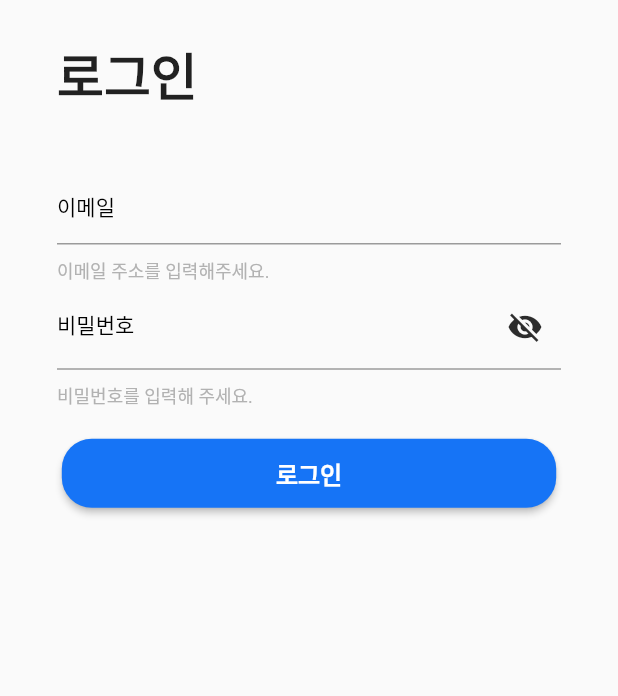
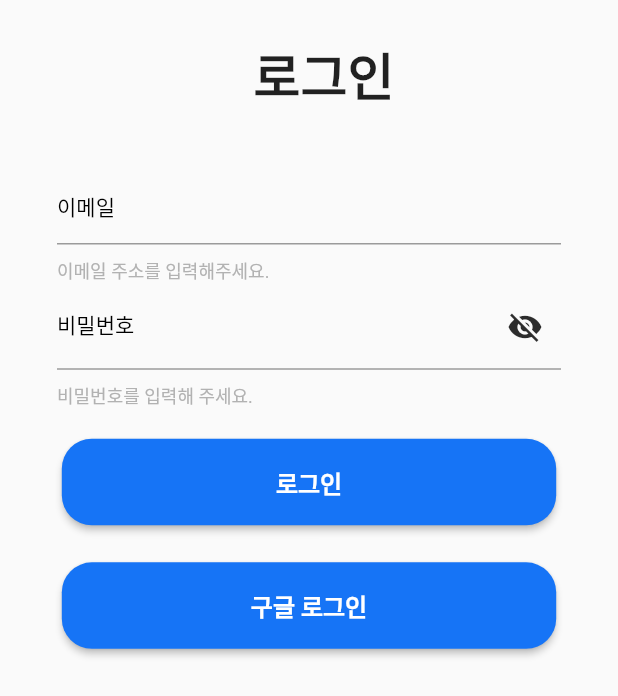
Before and after one commit to kyb97914/SmartMedicineBox, a Flutter app: the SignInPage screen opened directly, after a tap on "로그인", on a phone screen of 412 x 824 dp. Shown: the top 696 px of the screen. Run offline on Flutter 3.47's test engine with Material 2 defaults, Android fonts, the phone set to English and light mode, and no system bars; our stand-ins replace firebase_auth, firebase_core, firebase_messaging, flutter_dotenv, flutter_local_notifications, flutter_secure_storage and 2 more; accounts and stored records are empty; network calls fail; Roboto replaces fonts that are missing (Noto).

Commit message:
[fcm] dd

```diff
--- a/flutter_application_1/lib/main.dart
+++ b/flutter_application_1/lib/main.dart
@@ -1,5 +1,6 @@
+import 'package:Smart_Medicine_Box/src/utils/localNotification.dart';
 import 'package:flutter/material.dart';
-import './src/screens/Homepage.dart';
+import './src/screens/Loginpage.dart';
 
 import 'package:flutter_dotenv/flutter_dotenv.dart';
 import 'package:firebase_core/firebase_core.dart';
@@ -8,6 +9,7 @@ Future main() async {
   await DotEnv().load('.env');
   WidgetsFlutterBinding.ensureInitialized();
   await Firebase.initializeApp();
+  localNotification.initLocalNotificationPlugin();
   runApp(MyApp());
 }
 
@@ -20,7 +22,7 @@ class MyApp extends StatelessWidget {
       theme: ThemeData(
         primarySwatch: Colors.blue,
       ),
-      home: HomePage(),
+      home: LoginPage(),
     );
   }
 }
--- a/flutter_application_1/lib/src/models/User.dart
+++ b/flutter_application_1/lib/src/models/User.dart
@@ -1,11 +1,11 @@
-class User {
+class LocalUser {
   final String userId;
   final String token;
 
-  User({this.userId, this.token});
+  LocalUser({this.userId, this.token});
 
-  factory User.fromJson(Map<String, dynamic> parsedJson) {
-    return User(
+  factory LocalUser.fromJson(Map<String, dynamic> parsedJson) {
+    return LocalUser(
       userId: parsedJson['userId'],
       token: parsedJson['token'],
     );
--- a/flutter_application_1/lib/src/screens/Main/MainPage.dart
+++ b/flutter_application_1/lib/src/screens/Main/MainPage.dart
@@ -8,7 +8,7 @@ import '../../utils/user_secure_stoarge.dart';
 import '../../models/Medicine.dart';
 
 import '../Register/SearchMedicine.dart';
-import '../../../flutter_material_pickers.dart';
+import '../../utils/flutter_material_pickers.dart';
 
 class MainPage extends StatefulWidget {
   @override
--- a/flutter_application_1/lib/src/screens/Register/SignInPage.dart
+++ b/flutter_application_1/lib/src/screens/Register/SignInPage.dart
@@ -6,8 +6,13 @@ import 'package:flutter_dotenv/flutter_dotenv.dart';
 
 import '../../utils/user_secure_stoarge.dart';
 import 'HubList.dart';
-import 'RegsiterHub.dart';
 import '../../models/User.dart';
+
+import 'package:google_sign_in/google_sign_in.dart';
+import 'package:firebase_auth/firebase_auth.dart';
+
+final FirebaseAuth _auth = FirebaseAuth.instance;
+final GoogleSignIn googleSignIn = GoogleSignIn();
 
 class SignInPage extends StatefulWidget {
   @override
@@ -23,57 +28,10 @@ class _SignInPageState extends State<SignInPage> {
   final emailController = TextEditingController();
   final passwordController = TextEditingController();
 
-  User user;
+  LocalUser user;
   List<int> _hublist = new List<int>(); //허브이름을 만들어야 할 것 같은데 임시로 허브 id만 고르게 함
 
   //Login 함수
-  Future<String> login(String _email, String _password) async {
-    http.Response response = await http.post(
-      Uri.encodeFull(DotEnv().env['SERVER_URL'] + 'auth/login'),
-      headers: {"Content-Type": "application/json"},
-      body: jsonEncode(
-        {
-          'userId': _email,
-          'password': _password,
-        },
-      ),
-    );
-    if (response.statusCode == 200) {
-      Map<String, dynamic> data = jsonDecode(response.body);
-      user = User.fromJson(data);
-      UserSecureStorage.setUserToken(user.token);
-      UserSecureStorage.setUserId(user.userId);
-      return "로그인 성공";
-    } else if (response.statusCode == 400) {
-      return "올바르지 않은 아이디 및 패스워드";
-    } else {
-      return "존재하지 않는 아이디 이거나 비밀번호가 불일치 합니다.";
-    }
-  }
-
-  //Get Hub List 함수
-  Future<String> getHubList() async {
-    String usertoken = await UserSecureStorage.getUserToken();
-    http.Response response = await http.get(
-      Uri.encodeFull(DotEnv().env['SERVER_URL'] + 'hub'),
-      headers: {"authorization": usertoken},
-    );
-    List<dynamic> values = new List<dynamic>();
-    if (_hublist.length != 0) {
-      _hublist.clear();
-    }
-    if (response.statusCode == 200) {
-      values = json.decode(response.body);
-      for (int i = 0; i < values.length; i++) {
-        _hublist.add(values[i]['hubId']);
-      }
-      return "get완료";
-    } else if (response.statusCode == 404) {
-      return "Not Found";
-    } else {
-      return "Error";
-    }
-  }
 
   Widget build(BuildContext context) {
     final Size size = MediaQuery.of(context).size;
@@ -100,7 +58,7 @@ class _SignInPageState extends State<SignInPage> {
                     children: <Widget>[
                       Column(
                         mainAxisAlignment: MainAxisAlignment.start,
-                        crossAxisAlignment: CrossAxisAlignment.start,
+                        crossAxisAlignment: CrossAxisAlignment.center,
                         children: <Widget>[
                           Padding(
                             padding: const EdgeInsets.fromLTRB(20, 0, 0, 0),
@@ -189,12 +147,12 @@ class _SignInPageState extends State<SignInPage> {
                               ],
                             ),
                           ),
-                          Row(
+                          Column(
                             mainAxisAlignment: MainAxisAlignment.center,
                             children: <Widget>[
                               Container(
                                 width: size.width * 0.8,
-                                height: 46,
+                                height: size.height * 0.07,
                                 child: RaisedButton(
                                   color: Color(0xff1674f6),
                                   child: Text("로그인",
@@ -207,7 +165,8 @@ class _SignInPageState extends State<SignInPage> {
                                   onPressed: () async {
                                     String saveMessage = await login(
                                         emailController.text,
-                                        passwordController.text);
+                                        passwordController.text,
+                                        user);
                                     if (emailController.text.isEmpty ||
                                         passwordController.text.isEmpty) {
                                       showDialog(
@@ -229,16 +188,6 @@ class _SignInPageState extends State<SignInPage> {
                                           });
                                     } else {
                                       if (saveMessage == "로그인 성공") {
-                                        var result = await getHubList();
-                                        if (result == "Not Found") {
-                                          Navigator.push(
-                                              context,
-                                              MaterialPageRoute(
-                                                builder: (BuildContext
-                                                        context) =>
-                                                    RegisterHub(modify_hub: 0),
-                                              ));
-                                        } else if (result == "get완료") {
                                         Navigator.push(
                                           context,
                                           MaterialPageRoute(
@@ -246,12 +195,29 @@ class _SignInPageState extends State<SignInPage> {
                                                 HubList(hublist: _hublist),
                                           ),
                                         );
-                                        } else {}
                                       } else {
                                         print('Error');
                                       }
                                     }
                                   },
+                                  shape: RoundedRectangleBorder(
+                                      borderRadius: BorderRadius.circular(20)),
+                                ),
+                              ),
+                              SizedBox(height: size.height * 0.03),
+                              Container(
+                                width: size.width * 0.8,
+                                height: size.height * 0.07,
+                                child: RaisedButton(
+                                  color: Color(0xff1674f6),
+                                  child: Text("구글 로그인",
+                                      textScaleFactor: 1.0,
+                                      style: TextStyle(
+                                          color: Colors.white,
+                                          fontSize: 16,
+                                          fontFamily: 'Noto',
+                                          fontWeight: FontWeight.bold)),
+                                  onPressed: () async {},
                                   shape: RoundedRectangleBorder(
                                       borderRadius: BorderRadius.circular(20)),
                                 ),
@@ -271,3 +237,27 @@ class _SignInPageState extends State<SignInPage> {
     );
   }
 }
+
+Future<String> login(String _email, String _password, LocalUser user) async {
+  http.Response response = await http.post(
+    Uri.encodeFull(DotEnv().env['SERVER_URL'] + 'auth/login'),
+    headers: {"Content-Type": "application/json"},
+    body: jsonEncode(
+      {
+        'userId': _email,
+        'password': _password,
+      },
+    ),
+  );
+  if (response.statusCode == 200) {
+    Map<String, dynamic> data = jsonDecode(response.body);
+    user = LocalUser.fromJson(data);
+    UserSecureStorage.setUserToken(user.token);
+    UserSecureStorage.setUserId(user.userId);
+    return "로그인 성공";
+  } else if (response.statusCode == 400) {
+    return "올바르지 않은 아이디 및 패스워드";
+  } else {
+    return "존재하지 않는 아이디 이거나 비밀번호가 불일치 합니다.";
+  }
+}
--- a/flutter_application_1/lib/src/screens/Register/SignUpLocal.dart
+++ b/flutter_application_1/lib/src/screens/Register/SignUpLocal.dart
@@ -1,5 +1,5 @@
 import 'dart:convert';
-import 'package:Smart_Medicine_Box/src/screens/Homepage.dart';
+import 'package:Smart_Medicine_Box/src/screens/Loginpage.dart';
 import 'package:flutter/material.dart';
 import 'package:http/http.dart' as http;
 import 'package:flutter_dotenv/flutter_dotenv.dart';
@@ -184,7 +184,7 @@ class _SignUpLocalState extends State<SignUpLocal> {
                                       context,
                                       MaterialPageRoute(
                                           builder: (BuildContext context) =>
-                                              HomePage()));
+                                              LoginPage()));
                                 })
                           ],
                         );
--- a/flutter_application_1/lib/flutter_material_pickers.dart
+++ b/flutter_application_1/lib/src/utils/flutter_material_pickers.dart
@@ -6,7 +6,7 @@ library flutter_material_pickers;
 
 /// Helpers
 
-export 'package:Smart_Medicine_Box/helpers/show_scroll_picker.dart';
+export 'package:Smart_Medicine_Box/src/utils/helpers/show_scroll_picker.dart';
 
 // Constants
 const double kPickerHeaderPortraitHeight = 80.0;
--- a/flutter_application_1/lib/src/utils/user_secure_stoarge.dart
+++ b/flutter_application_1/lib/src/utils/user_secure_stoarge.dart
@@ -4,6 +4,8 @@ class UserSecureStorage {
   static final _storage = FlutterSecureStorage();
 
   static const _keyToken = 'usertoken';
+
+  static const _keydeviceToken = 'devicetoken';
 
   static const _keyUserId = 'userid';
 
@@ -18,6 +20,12 @@ class UserSecureStorage {
 
   static Future<String> getUserID() async =>
       await _storage.read(key: _keyUserId);
+
+  static Future setDeviceToken(String devicetoken) async =>
+      await _storage.write(key: _keydeviceToken, value: devicetoken);
+
+  static Future<String> getDeviceToken() async =>
+      await _storage.read(key: _keydeviceToken);
 
   static Future setUserToken(String userToken) async =>
       await _storage.write(key: _keyToken, value: userToken);
```
Also changed, not shown: flutter_application_1/lib/src/screens/Loginpage.dart (renamed from flutter_application_1/lib/src/screens/Homepage.dart, +100 -7 lines), flutter_application_1/lib/src/utils/PushManger.dart (added, +130 -0 lines), flutter_application_1/lib/src/utils/localNotification.dart (added, +42 -0 lines), flutter_application_1/pubspec.yaml (+5 -2 lines), flutter_application_1/lib/src/utils/dialogs/responsive_dialog.dart (renamed from flutter_application_1/lib/dialogs/responsive_dialog.dart), flutter_application_1/lib/src/utils/dialogs/scroll_picker_dialog.dart (renamed from flutter_application_1/lib/dialogs/scroll_picker_dialog.dart), flutter_application_1/lib/src/utils/helpers/show_scroll_picker.dart (renamed from flutter_application_1/lib/helpers/show_scroll_picker.dart), flutter_application_1/lib/src/utils/interfaces/common_dialog_properties.dart (renamed from flutter_application_1/lib/interfaces/common_dialog_properties.dart), flutter_application_1/lib/src/utils/pickers/scroll_picker.dart (renamed from flutter_application_1/lib/pickers/scroll_picker.dart), flutter_application_1/pubspec.lock, 5 other files. Lines whose indentation alone changed are shown as unchanged.
